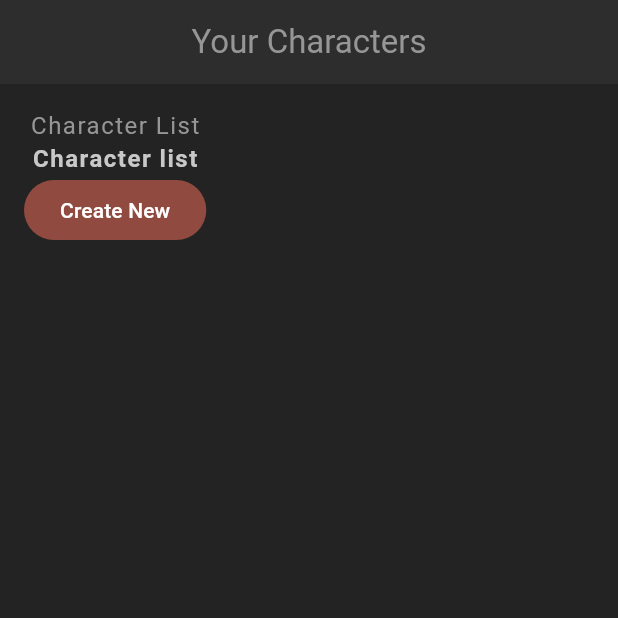
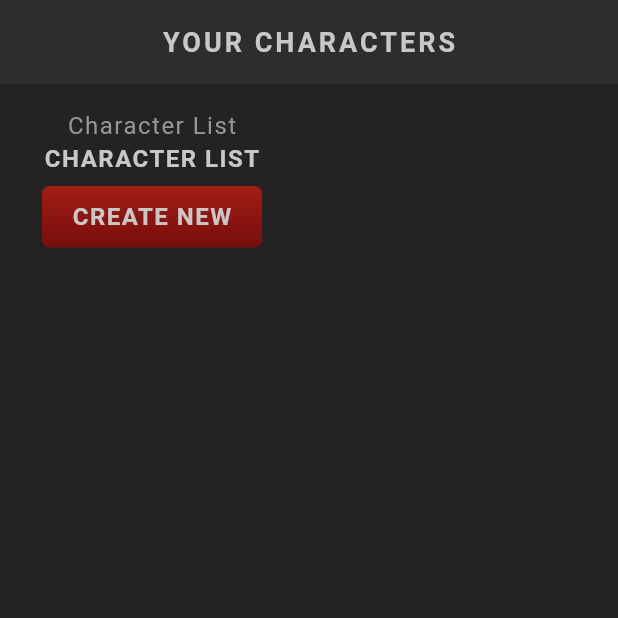
Before and after one commit to T2bex/flutter_rpg, a Flutter app: the screen it shows after launch, on a phone screen of 412 x 824 dp, the top half of it. Run offline on Flutter 3.47's test engine with Material 3 defaults, Android fonts, the phone set to English and light mode, and no system bars; our stand-ins replace google_fonts; Roboto replaces fonts that are missing (Kanit).

Commit message:
Styled_button

```diff
--- a/flutter_rpg/lib/screens/home/home.dart
+++ b/flutter_rpg/lib/screens/home/home.dart
@@ -1,4 +1,6 @@
 import 'package:flutter/material.dart';
+import 'package:flutter_rpg/shared/styled_button.dart';
+import 'package:flutter_rpg/shared/styled_text.dart';
 
 class Home extends StatefulWidget {
   const Home({super.key});
@@ -12,19 +14,19 @@ class _HomeState extends State<Home> {
   Widget build(BuildContext context) {
     return Scaffold(
       appBar: AppBar(
-        title: const Text('Your Characters'),
+        title: const StyledTitle('Your Characters'),
         centerTitle: true,
       ),
       body: Container(
          padding: const EdgeInsets.all(16),
          child: Column(
           children: [
-            const Text('Character List'),
-            Text('Character list' ,style: Theme.of(context).textTheme.headlineMedium,),
+            const StyledText('Character List'),
+            const StyledHeading('Character list'),
 
-            FilledButton(
+            StyledButton(
               onPressed: () {},
-              child: const Text('Create New'))
+              child: const StyledHeading('Create New'))
           ],
          ),
       ),
--- /dev/null
+++ b/flutter_rpg/lib/shared/styled_button.dart
@@ -0,0 +1,30 @@
+import 'package:flutter/material.dart';
+import 'package:flutter_rpg/theme.dart';
+
+class StyledButton extends StatelessWidget {
+  const StyledButton({super.key,
+  required this. onPressed,
+  required this. child});
+
+  final Function() onPressed;
+  final Widget child;
+
+  @override
+  Widget build(BuildContext context) {
+    return TextButton(
+      onPressed: onPressed,
+      child: Container(
+        padding: const EdgeInsets.symmetric(vertical: 10, horizontal: 20),
+        decoration: BoxDecoration(
+          gradient: LinearGradient(
+            colors: [AppColors.primaryColor, AppColors.primaryAccent],
+            begin: Alignment.topCenter,
+            end: Alignment.bottomCenter,
+          ),
+          borderRadius: const BorderRadius.all(Radius.circular(5)),
+        ),
+        child: child,
+      ),
+    );
+  }
+}
--- a/flutter_rpg/lib/shared/styled_text.dart
+++ b/flutter_rpg/lib/shared/styled_text.dart
@@ -1,4 +1,5 @@
 import 'package:flutter/material.dart';
+import 'package:google_fonts/google_fonts.dart';
 
 class StyledText extends StatelessWidget {
   const StyledText(this.text, {super.key});
@@ -7,7 +8,9 @@ class StyledText extends StatelessWidget {
 
   @override
   Widget build(BuildContext context) {
-    return Text(text, style: Theme.of(context).textTheme.bodyMedium);
+    return Text(text, style: GoogleFonts.kanit(
+      textStyle: Theme.of(context).textTheme.bodyMedium
+    ));
   }
 }
 
@@ -18,7 +21,9 @@ class StyledHeading extends StatelessWidget {
 
   @override
   Widget build(BuildContext context) {
-    return Text(text.toUpperCase(), style: Theme.of(context).textTheme.headlineMedium,);
+    return Text(text.toUpperCase(), style: GoogleFonts.kanit(
+      textStyle: Theme.of(context).textTheme.headlineMedium,
+    ));
   }
 }
 
@@ -29,6 +34,8 @@ class StyledTitle extends StatelessWidget {
 
   @override
   Widget build(BuildContext context) {
-    return Text(text.toUpperCase(), style: Theme.of(context).textTheme.titleMedium,);
+    return Text(text.toUpperCase(), style: GoogleFonts.kanit(
+      textStyle: Theme.of(context).textTheme.titleMedium,
+    ));
   }
 }
--- a/flutter_rpg/pubspec.yaml
+++ b/flutter_rpg/pubspec.yaml
@@ -34,6 +34,7 @@ dependencies:
   # The following adds the Cupertino Icons font to your application.
   # Use with the CupertinoIcons class for iOS style icons.
   cupertino_icons: ^1.0.8
+  google_fonts: ^6.2.1
 
 dev_dependencies:
   flutter_test:
```
Also changed, not shown: flutter_rpg/pubspec.lock, 1 other file.
